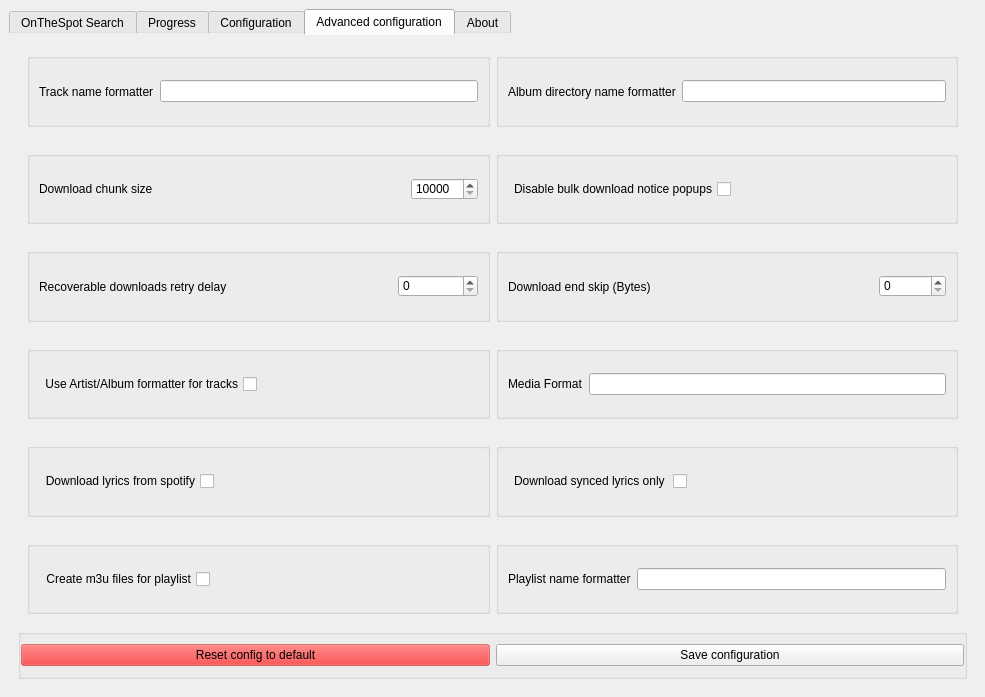
moddroid94/onthespot, file src/onthespot/gui/qtui/main.ui: the form before one commit.
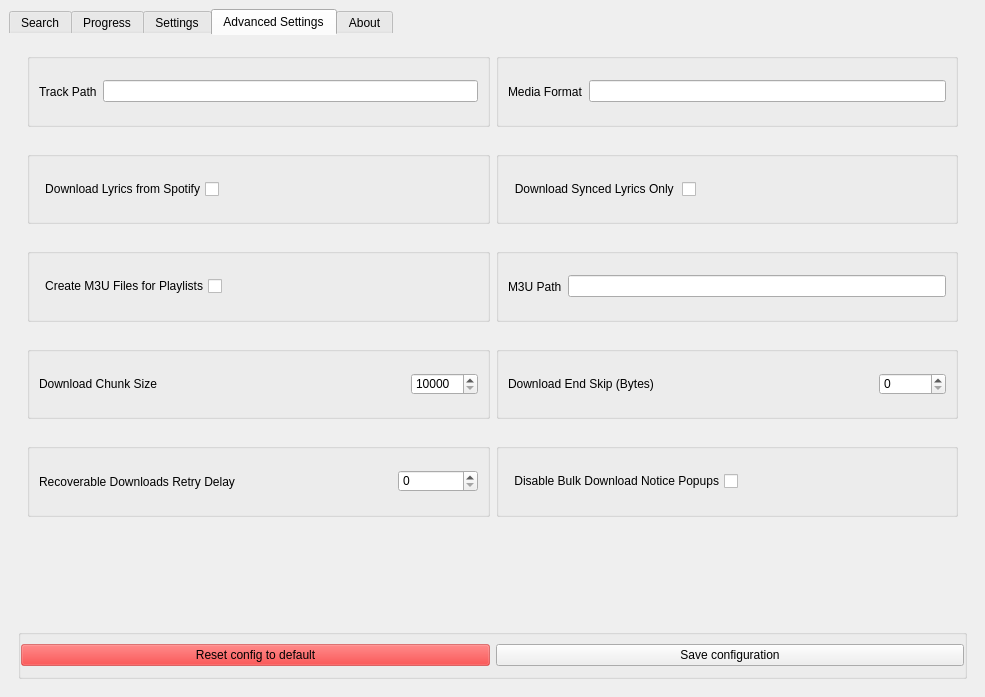
The form after the commit. The open tabs and pages were chosen to show the change. Icons and pictures are not drawn.

Commit message: Simplify advanced settings and clean ui

Diff of the .ui file:
```diff
--- a/src/onthespot/gui/qtui/main.ui
+++ b/src/onthespot/gui/qtui/main.ui
@@ -40,11 +40,11 @@
        <string notr="true">QTabWidget::pane { border: 0; }</string>
       </property>
       <property name="currentIndex">
-       <number>3</number>
+       <number>2</number>
       </property>
       <widget class="QWidget" name="search">
        <attribute name="title">
-        <string>OnTheSpot Search</string>
+        <string>Search</string>
        </attribute>
        <layout class="QVBoxLayout" name="verticalLayout_3">
         <item>
@@ -283,23 +283,13 @@
            <item>
             <widget class="QLabel" name="lb_tmp_dl_root">
              <property name="text">
-              <string>Temporary download root path :</string>
+              <string>Temporary Download Path :</string>
              </property>
             </widget>
            </item>
            <item>
             <widget class="QLineEdit" name="inp_tmp_dl_root"/>
            </item>
-           <item>
-            <widget class="QCheckBox" name="inp_force_album_after_extra_path_as_root">
-             <property name="text">
-              <string>Use artist/album formatter after temporary path</string>
-             </property>
-             <property name="checked">
-              <bool>true</bool>
-             </property>
-            </widget>
-           </item>
           </layout>
          </widget>
         </item>
@@ -555,9 +545,9 @@
         </item>
        </layout>
       </widget>
-      <widget class="QWidget" name="configuration">
+      <widget class="QWidget" name="settings">
        <attribute name="title">
-        <string>Configuration</string>
+        <string>Settings</string>
        </attribute>
        <layout class="QVBoxLayout" name="verticalLayout">
         <item>
@@ -634,7 +624,7 @@
                     <item>
                      <widget class="QLabel" name="lb_max_threads">
                       <property name="text">
-                       <string>Max download workers</string>
+                       <string>Max Download Workers</string>
                       </property>
                      </widget>
                     </item>
@@ -785,7 +775,7 @@
                     <item>
                      <widget class="QLabel" name="lb_max_retries">
                       <property name="text">
-                       <string>Max retries</string>
+                       <string>Max Retries</string>
                       </property>
                      </widget>
                     </item>
@@ -813,7 +803,7 @@
                     <item>
                      <widget class="QLabel" name="lm_media_format_2">
                       <property name="text">
-                       <string>Max search results</string>
+                       <string>Max Search Results</string>
                       </property>
                      </widget>
                     </item>
@@ -875,7 +865,7 @@
               <item>
                <widget class="QCheckBox" name="inp_force_premium">
                 <property name="text">
-                 <string>Force premium</string>
+                 <string>Force Premium</string>
                 </property>
                </widget>
               </item>
@@ -904,21 +894,21 @@
                  <item>
                   <widget class="QPushButton" name="btn_toggle_advanced">
                    <property name="text">
-                    <string>Show/Hide Advanced options</string>
+                    <string>Toggle Advanced Settings</string>
                    </property>
                   </widget>
                  </item>
                  <item>
                   <widget class="QPushButton" name="toggle_theme_button">
                    <property name="text">
-                    <string>Dark/Light theme</string>
+                    <string>Dark/Light Theme</string>
                    </property>
                   </widget>
                  </item>
                  <item>
                   <widget class="QPushButton" name="btn_save_config">
                    <property name="text">
-                    <string>Save settings</string>
+                    <string>Apply Settings</string>
                    </property>
                   </widget>
                  </item>
@@ -967,7 +957,7 @@
              </column>
              <column>
               <property name="text">
-               <string>Account type</string>
+               <string>Account Type</string>
               </property>
              </column>
              <column>
@@ -1017,12 +1007,12 @@
         </item>
        </layout>
       </widget>
-      <widget class="QWidget" name="advanced_config">
+      <widget class="QWidget" name="advanced_settings">
        <property name="enabled">
         <bool>true</bool>
        </property>
        <attribute name="title">
-        <string>Advanced configuration</string>
+        <string>Advanced Settings</string>
        </attribute>
        <layout class="QVBoxLayout" name="verticalLayout_12">
         <item>
@@ -1072,7 +1062,7 @@
                  <item>
                   <widget class="QLabel" name="lb_track_formatter">
                    <property name="text">
-                    <string>Track name formatter</string>
+                    <string>Track Path</string>
                    </property>
                   </widget>
                  </item>
@@ -1083,276 +1073,6 @@
                </widget>
               </item>
               <item>
-               <widget class="QGroupBox" name="groupBox_13">
-                <property name="title">
-                 <string/>
-                </property>
-                <layout class="QHBoxLayout" name="horizontalLayout_18">
-                 <item>
-                  <widget class="QLabel" name="lb_alb_formatter">
-                   <property name="text">
-                    <string>Album directory name formatter</string>
-                   </property>
-                  </widget>
-                 </item>
-                 <item>
-                  <widget class="QLineEdit" name="inp_alb_formatter">
-                   <property name="text">
-                    <string/>
-                   </property>
-                  </widget>
-                 </item>
-                </layout>
-               </widget>
-              </item>
-             </layout>
-            </widget>
-           </item>
-           <item>
-            <widget class="QGroupBox" name="gb2">
-             <property name="title">
-              <string/>
-             </property>
-             <property name="flat">
-              <bool>true</bool>
-             </property>
-             <layout class="QHBoxLayout" name="horizontalLayout_13">
-              <item>
-               <widget class="QGroupBox" name="groupBox_8">
-                <property name="title">
-                 <string/>
-                </property>
-                <property name="flat">
-                 <bool>false</bool>
-                </property>
-                <layout class="QHBoxLayout" name="horizontalLayout_19">
-                 <item>
-                  <widget class="QLabel" name="lb_chunk_size">
-                   <property name="text">
-                    <string>Download chunk size</string>
-                   </property>
-                  </widget>
-                 </item>
-                 <item>
-                  <spacer name="horizontalSpacer_2">
-                   <property name="orientation">
-                    <enum>Qt::Horizontal</enum>
-                   </property>
-                   <property name="sizeHint" stdset="0">
-                    <size>
-                     <width>0</width>
-                     <height>0</height>
-                    </size>
-                   </property>
-                  </spacer>
-                 </item>
-                 <item>
-                  <widget class="QSpinBox" name="inp_chunk_size">
-                   <property name="minimumSize">
-                    <size>
-                     <width>0</width>
-                     <height>0</height>
-                    </size>
-                   </property>
-                   <property name="minimum">
-                    <number>10000</number>
-                   </property>
-                   <property name="maximum">
-                    <number>10000000</number>
-                   </property>
-                  </widget>
-                 </item>
-                </layout>
-               </widget>
-              </item>
-              <item>
-               <widget class="QGroupBox" name="groupBox_18">
-                <property name="title">
-                 <string/>
-                </property>
-                <layout class="QHBoxLayout" name="horizontalLayout_20">
-                 <item>
-                  <widget class="QCheckBox" name="inp_disable_bulk_popup">
-                   <property name="layoutDirection">
-                    <enum>Qt::RightToLeft</enum>
-                   </property>
-                   <property name="text">
-                    <string>Disable bulk download notice popups</string>
-                   </property>
-                  </widget>
-                 </item>
-                 <item>
-                  <spacer name="horizontalSpacer_3">
-                   <property name="orientation">
-                    <enum>Qt::Horizontal</enum>
-                   </property>
-                   <property name="sizeHint" stdset="0">
-                    <size>
-                     <width>40</width>
-                     <height>20</height>
-                    </size>
-                   </property>
-                  </spacer>
-                 </item>
-                </layout>
-               </widget>
-              </item>
-             </layout>
-            </widget>
-           </item>
-           <item>
-            <widget class="QGroupBox" name="gb3">
-             <property name="title">
-              <string/>
-             </property>
-             <property name="flat">
-              <bool>true</bool>
-             </property>
-             <layout class="QHBoxLayout" name="horizontalLayout_21">
-              <item>
-               <widget class="QGroupBox" name="groupBox_22">
-                <property name="title">
-                 <string/>
-                </property>
-                <property name="flat">
-                 <bool>false</bool>
-                </property>
-                <layout class="QHBoxLayout" name="horizontalLayout_22">
-                 <item>
-                  <widget class="QLabel" name="lb_max_recdl_delay">
-                   <property name="text">
-                    <string>Recoverable downloads retry delay</string>
-                   </property>
-                  </widget>
-                 </item>
-                 <item>
-                  <spacer name="horizontalSpacer_4">
-                   <property name="orientation">
-                    <enum>Qt::Horizontal</enum>
-                   </property>
-                   <property name="sizeHint" stdset="0">
-                    <size>
-                     <width>40</width>
-                     <height>20</height>
-                    </size>
-                   </property>
-                  </spacer>
-                 </item>
-                 <item>
-                  <widget class="QSpinBox" name="inp_max_recdl_delay">
-                   <property name="minimumSize">
-                    <size>
-                     <width>80</width>
-                     <height>0</height>
-                    </size>
-                   </property>
-                   <property name="maximum">
-                    <number>999999</number>
-                   </property>
-                  </widget>
-                 </item>
-                </layout>
-               </widget>
-              </item>
-              <item>
-               <widget class="QGroupBox" name="groupBox_23">
-                <property name="title">
-                 <string/>
-                </property>
-                <layout class="QHBoxLayout" name="horizontalLayout_23">
-                 <item>
-                  <widget class="QLabel" name="lb_dl_endskip">
-                   <property name="text">
-                    <string>Download end skip (Bytes)</string>
-                   </property>
-                  </widget>
-                 </item>
-                 <item>
-                  <spacer name="horizontalSpacer_5">
-                   <property name="orientation">
-                    <enum>Qt::Horizontal</enum>
-                   </property>
-                   <property name="sizeHint" stdset="0">
-                    <size>
-                     <width>40</width>
-                     <height>20</height>
-                    </size>
-                   </property>
-                  </spacer>
-                 </item>
-                 <item>
-                  <widget class="QSpinBox" name="inp_dl_endskip">
-                   <property name="minimumSize">
-                    <size>
-                     <width>0</width>
-                     <height>0</height>
-                    </size>
-                   </property>
-                   <property name="maximum">
-                    <number>999999999</number>
-                   </property>
-                  </widget>
-                 </item>
-                </layout>
-               </widget>
-              </item>
-             </layout>
-            </widget>
-           </item>
-           <item>
-            <widget class="QGroupBox" name="gb0">
-             <property name="styleSheet">
-              <string notr="true"/>
-             </property>
-             <property name="title">
-              <string/>
-             </property>
-             <property name="flat">
-              <bool>true</bool>
-             </property>
-             <layout class="QHBoxLayout" name="horizontalLayout_24">
-              <item>
-               <widget class="QGroupBox" name="groupBox_26">
-                <property name="title">
-                 <string/>
-                </property>
-                <property name="flat">
-                 <bool>false</bool>
-                </property>
-                <layout class="QHBoxLayout" name="horizontalLayout_25">
-                 <item>
-                  <widget class="QCheckBox" name="inp_force_track_dir">
-                   <property name="maximumSize">
-                    <size>
-                     <width>338</width>
-                     <height>16777215</height>
-                    </size>
-                   </property>
-                   <property name="layoutDirection">
-                    <enum>Qt::RightToLeft</enum>
-                   </property>
-                   <property name="text">
-                    <string>Use Artist/Album formatter for tracks</string>
-                   </property>
-                  </widget>
-                 </item>
-                 <item>
-                  <spacer name="horizontalSpacer_6">
-                   <property name="orientation">
-                    <enum>Qt::Horizontal</enum>
-                   </property>
-                   <property name="sizeHint" stdset="0">
-                    <size>
-                     <width>40</width>
-                     <height>20</height>
-                    </size>
-                   </property>
-                  </spacer>
-                 </item>
-                </layout>
-               </widget>
-              </item>
-              <item>
                <widget class="QGroupBox" name="groupBox_27">
                 <property name="title">
                  <string/>
@@ -1375,14 +1095,14 @@
             </widget>
            </item>
            <item>
-            <widget class="QGroupBox" name="gb4">
+            <widget class="QGroupBox" name="gb2">
              <property name="title">
               <string/>
              </property>
              <property name="flat">
               <bool>true</bool>
              </property>
-             <layout class="QHBoxLayout" name="horizontalLayout_32">
+             <layout class="QHBoxLayout" name="horizontalLayout_13">
               <item>
                <widget class="QGroupBox" name="group_lyrics_cfg_lyricsenable">
                 <property name="title">
@@ -1401,7 +1121,7 @@
                     <enum>Qt::RightToLeft</enum>
                    </property>
                    <property name="text">
-                    <string>Download lyrics from spotify</string>
+                    <string>Download Lyrics from Spotify</string>
                    </property>
                   </widget>
                  </item>
@@ -1433,7 +1153,7 @@
                     <enum>Qt::RightToLeft</enum>
                    </property>
                    <property name="text">
-                    <string>Download synced lyrics only </string>
+                    <string>Download Synced Lyrics Only </string>
                    </property>
                   </widget>
                  </item>
@@ -1457,14 +1177,14 @@
             </widget>
            </item>
            <item>
-            <widget class="QGroupBox" name="gb5">
+            <widget class="QGroupBox" name="gb3">
              <property name="title">
               <string/>
              </property>
              <property name="flat">
               <bool>true</bool>
              </property>
-             <layout class="QHBoxLayout" name="horizontalLayout_41">
+             <layout class="QHBoxLayout" name="horizontalLayout_21">
               <item>
                <widget class="QGroupBox" name="group_playlist_cfg_m3u">
                 <property name="title">
@@ -1477,7 +1197,7 @@
                     <enum>Qt::RightToLeft</enum>
                    </property>
                    <property name="text">
-                    <string>Create m3u files for playlist</string>
+                    <string>Create M3U Files for Playlists</string>
                    </property>
                   </widget>
                  </item>
@@ -1506,7 +1226,7 @@
                  <item>
                   <widget class="QLabel" name="lb_playlist_name_formatter">
                    <property name="text">
-                    <string>Playlist name formatter</string>
+                    <string>M3U Path</string>
                    </property>
                   </widget>
                  </item>
@@ -1519,6 +1239,211 @@
              </layout>
             </widget>
            </item>
+           <item>
+            <widget class="QGroupBox" name="gb0">
+             <property name="styleSheet">
+              <string notr="true"/>
+             </property>
+             <property name="title">
+              <string/>
+             </property>
+             <property name="flat">
+              <bool>true</bool>
+             </property>
+             <layout class="QHBoxLayout" name="horizontalLayout_24">
+              <item>
+               <widget class="QGroupBox" name="groupBox_8">
+                <property name="title">
+                 <string/>
+                </property>
+                <property name="flat">
+                 <bool>false</bool>
+                </property>
+                <layout class="QHBoxLayout" name="horizontalLayout_19">
+                 <item>
+                  <widget class="QLabel" name="lb_chunk_size">
+                   <property name="text">
+                    <string>Download Chunk Size</string>
+                   </property>
+                  </widget>
+                 </item>
+                 <item>
+                  <spacer name="horizontalSpacer_2">
+                   <property name="orientation">
+                    <enum>Qt::Horizontal</enum>
+                   </property>
+                   <property name="sizeHint" stdset="0">
+                    <size>
+                     <width>0</width>
+                     <height>0</height>
+                    </size>
+                   </property>
+                  </spacer>
+                 </item>
+                 <item>
+                  <widget class="QSpinBox" name="inp_chunk_size">
+                   <property name="minimumSize">
+                    <size>
+                     <width>0</width>
+                     <height>0</height>
+                    </size>
+                   </property>
+                   <property name="minimum">
+                    <number>10000</number>
+                   </property>
+                   <property name="maximum">
+                    <number>10000000</number>
+                   </property>
+                  </widget>
+                 </item>
+                </layout>
+               </widget>
+              </item>
+              <item>
+               <widget class="QGroupBox" name="groupBox_23">
+                <property name="title">
+                 <string/>
+                </property>
+                <layout class="QHBoxLayout" name="horizontalLayout_23">
+                 <item>
+                  <widget class="QLabel" name="lb_dl_endskip">
+                   <property name="text">
+                    <string>Download End Skip (Bytes)</string>
+                   </property>
+                  </widget>
+                 </item>
+                 <item>
+                  <spacer name="horizontalSpacer_5">
+                   <property name="orientation">
+                    <enum>Qt::Horizontal</enum>
+                   </property>
+                   <property name="sizeHint" stdset="0">
+                    <size>
+                     <width>40</width>
+                     <height>20</height>
+                    </size>
+                   </property>
+                  </spacer>
+                 </item>
+                 <item>
+                  <widget class="QSpinBox" name="inp_dl_endskip">
+                   <property name="minimumSize">
+                    <size>
+                     <width>0</width>
+                     <height>0</height>
+                    </size>
+                   </property>
+                   <property name="maximum">
+                    <number>999999999</number>
+                   </property>
+                  </widget>
+                 </item>
+                </layout>
+               </widget>
+              </item>
+             </layout>
+            </widget>
+           </item>
+           <item>
+            <widget class="QGroupBox" name="gb4">
+             <property name="title">
+              <string/>
+             </property>
+             <property name="flat">
+              <bool>true</bool>
+             </property>
+             <layout class="QHBoxLayout" name="horizontalLayout_32">
+              <item>
+               <widget class="QGroupBox" name="groupBox_22">
+                <property name="title">
+                 <string/>
+                </property>
+                <property name="flat">
+                 <bool>false</bool>
+                </property>
+                <layout class="QHBoxLayout" name="horizontalLayout_22">
+                 <item>
+                  <widget class="QLabel" name="lb_max_recdl_delay">
+                   <property name="text">
+                    <string>Recoverable Downloads Retry Delay</string>
+                   </property>
+                  </widget>
+                 </item>
+                 <item>
+                  <spacer name="horizontalSpacer_4">
+                   <property name="orientation">
+                    <enum>Qt::Horizontal</enum>
+                   </property>
+                   <property name="sizeHint" stdset="0">
+                    <size>
+                     <width>40</width>
+                     <height>20</height>
+                    </size>
+                   </property>
+                  </spacer>
+                 </item>
+                 <item>
+                  <widget class="QSpinBox" name="inp_max_recdl_delay">
+                   <property name="minimumSize">
+                    <size>
+                     <width>80</width>
+                     <height>0</height>
+                    </size>
+                   </property>
+                   <property name="maximum">
+                    <number>999999</number>
+                   </property>
+                  </widget>
+                 </item>
+                </layout>
+               </widget>
+              </item>
+              <item>
+               <widget class="QGroupBox" name="groupBox_18">
+                <property name="title">
+                 <string/>
+                </property>
+                <layout class="QHBoxLayout" name="horizontalLayout_20">
+                 <item>
+                  <widget class="QCheckBox" name="inp_disable_bulk_popup">
+                   <property name="layoutDirection">
+                    <enum>Qt::RightToLeft</enum>
+                   </property>
+                   <property name="text">
+                    <string>Disable Bulk Download Notice Popups</string>
+                   </property>
+                  </widget>
+                 </item>
+                 <item>
+                  <spacer name="horizontalSpacer_3">
+                   <property name="orientation">
+                    <enum>Qt::Horizontal</enum>
+                   </property>
+                   <property name="sizeHint" stdset="0">
+                    <size>
+                     <width>40</width>
+                     <height>20</height>
+                    </size>
+                   </property>
+                  </spacer>
+                 </item>
+                </layout>
+               </widget>
+              </item>
+             </layout>
+            </widget>
+           </item>
+           <item>
+            <widget class="QGroupBox" name="gb5">
+             <property name="title">
+              <string/>
+             </property>
+             <property name="flat">
+              <bool>true</bool>
+             </property>
+             <layout class="QHBoxLayout" name="horizontalLayout_41"/>
+            </widget>
+           </item>
           </layout>
          </widget>
         </item>
@@ -1594,7 +1519,7 @@
         <string>About</string>
        </attribute>
        <layout class="QVBoxLayout" name="verticalLayout_14">
-        <item alignment="Qt::AlignHCenter">
+        <item>
          <widget class="QGroupBox" name="about_info_container">
           <property name="title">
            <string/>
@@ -1641,7 +1566,7 @@
            <item>
             <widget class="QLabel" name="label_about">
              <property name="text">
-              <string>&lt;html&gt;&lt;head/&gt;&lt;body&gt;&lt;p align=&quot;center&quot;&gt;&lt;span style=&quot; font-size:20pt;&quot;&gt;OnTheSpot - Spotify Downloader&lt;/span&gt;&lt;/p&gt;&lt;p align=&quot;center&quot;&gt;&lt;span style=&quot; font-size:14pt;&quot;&gt;By: &lt;/span&gt;&lt;a href=&quot;http://casualsnek.eu.org&quot;&gt;&lt;span style=&quot; font-size:14pt; text-decoration: underline; color:#2980b9;&quot;&gt;CasuAlSnek | Website | &lt;/span&gt;&lt;/a&gt;&lt;a href=&quot;https://github.com/casualsnek/onthespot&quot;&gt;&lt;span style=&quot; font-size:14pt; text-decoration: underline; color:#2980b9;&quot;&gt;GitHub&lt;/span&gt;&lt;/a&gt;&lt;br/&gt;&lt;/p&gt;&lt;p align=&quot;center&quot;&gt;&lt;a href=&quot;https://github.com/casualsnek/onthespot&quot;&gt;&lt;span style=&quot; font-size:12pt; text-decoration: underline; color:#2980b9;&quot;&gt;OnTheSpot is not related or endorsed by Spotify by any means.&lt;/span&gt;&lt;/a&gt;&lt;/p&gt;&lt;p align=&quot;center&quot;&gt;&lt;a href=&quot;https://github.com/casualsnek/onthespot&quot;&gt;&lt;span style=&quot; font-size:12pt; text-decoration: underline; color:#2980b9;&quot;&gt;You are solely liable for any actions you perform through this application and it's consequences.&lt;/span&gt;&lt;/a&gt;&lt;br/&gt;&lt;/p&gt;&lt;p align=&quot;center&quot;&gt;&lt;a href=&quot;https://github.com/casualsnek/onthespot&quot;&gt;&lt;span style=&quot; font-size:12pt; text-decoration: underline; color:#2980b9;&quot;&gt;This application is distributed under &lt;/span&gt;&lt;/a&gt;&lt;a href=&quot;https://www.gnu.org/licenses/old-licenses/lgpl-2.0.html&quot;&gt;&lt;span style=&quot; text-decoration: underline; color:#2980b9;&quot;&gt;GPLv2&lt;/span&gt;&lt;/a&gt;&lt;a href=&quot;https://github.com/casualsnek/onthespot&quot;&gt;&lt;span style=&quot; font-size:12pt; text-decoration: underline; color:#2980b9;&quot;&gt; License&lt;/span&gt;&lt;/a&gt;&lt;/p&gt;&lt;p align=&quot;center&quot;&gt;&lt;br/&gt;&lt;/p&gt;&lt;p align=&quot;center&quot;&gt;&lt;a href=&quot;https://github.com/casualsnek/onthespot&quot;&gt;&lt;span style=&quot; font-size:12pt; text-decoration: underline; color:#2980b9;&quot;&gt;License Terms:&lt;/span&gt;&lt;/a&gt;&lt;/p&gt;&lt;/body&gt;&lt;/html&gt;</string>
+              <string>&lt;html&gt;&lt;head/&gt;&lt;body&gt;&lt;p align=&quot;center&quot;&gt;&lt;span style=&quot; font-size:20pt;&quot;&gt;OnTheSpot - Spotify Downloader&lt;/span&gt;&lt;/p&gt;&lt;p align=&quot;center&quot;&gt;&lt;br/&gt;&lt;/p&gt;&lt;p align=&quot;center&quot;&gt;&lt;a href=&quot;https://github.com/justin025/onthespot&quot;&gt;&lt;span style=&quot; font-size:12pt; text-decoration: underline; color:#2980b9;&quot;&gt;OnTheSpot is not related or endorsed by Spotify by any means.&lt;/span&gt;&lt;/a&gt;&lt;/p&gt;&lt;p align=&quot;center&quot;&gt;&lt;a href=&quot;https://github.com/casualsnek/onthespot&quot;&gt;&lt;span style=&quot; font-size:12pt; text-decoration: underline; color:#2980b9;&quot;&gt;You are solely liable for any actions you perform through this application and it's consequences.&lt;/span&gt;&lt;/a&gt;&lt;br/&gt;&lt;/p&gt;&lt;p align=&quot;center&quot;&gt;&lt;a href=&quot;https://github.com/justin025/onthespot&quot;&gt;&lt;span style=&quot; font-size:12pt; text-decoration: underline; color:#2980b9;&quot;&gt;This application is distributed under &lt;/span&gt;&lt;/a&gt;&lt;a href=&quot;https://www.gnu.org/licenses/old-licenses/lgpl-2.0.html&quot;&gt;&lt;span style=&quot; text-decoration: underline; color:#2980b9;&quot;&gt;GPLv2&lt;/span&gt;&lt;/a&gt;&lt;a href=&quot;https://github.com/justin025/onthespot&quot;&gt;&lt;span style=&quot; font-size:12pt; text-decoration: underline; color:#2980b9;&quot;&gt; License&lt;/span&gt;&lt;/a&gt;&lt;/p&gt;&lt;p align=&quot;center&quot;&gt;&lt;br/&gt;&lt;/p&gt;&lt;p align=&quot;center&quot;&gt;&lt;a href=&quot;https://github.com/justin025/onthespot&quot;&gt;&lt;span style=&quot; font-size:12pt; text-decoration: underline; color:#2980b9;&quot;&gt;License Terms:&lt;/span&gt;&lt;/a&gt;&lt;/p&gt;&lt;/body&gt;&lt;/html&gt;</string>
              </property>
              <property name="openExternalLinks">
               <bool>true</bool>
```
The commit also changes 4 other files.
